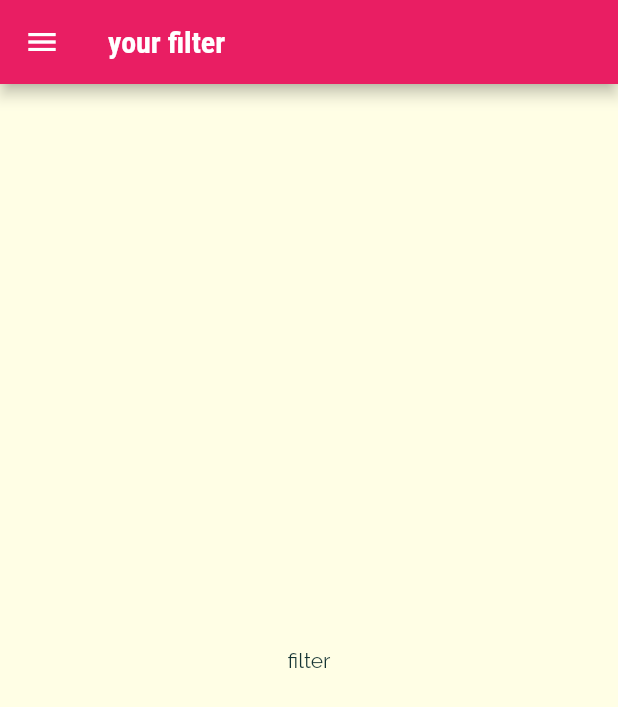
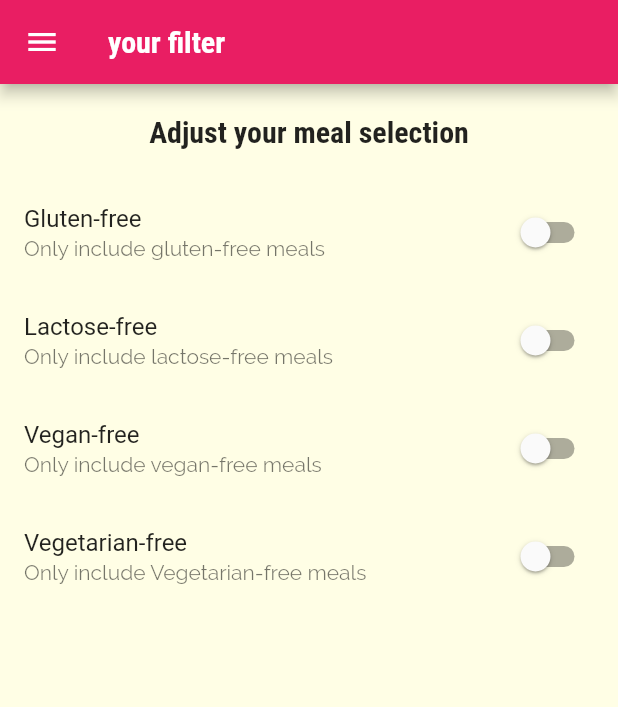
Before and after one commit to prasetion/meals_app, a Flutter app: the FiltersScreen screen opened by its route, on a phone screen of 412 x 824 dp. Shown: the top 707 px of the screen. Run offline on Flutter 3.47's test engine with Material 2 defaults, Android fonts, the phone set to English and light mode, and no system bars.

Commit message:
filter screen

```diff
--- a/lib/screens/filters_screen.dart
+++ b/lib/screens/filters_screen.dart
@@ -9,6 +9,21 @@ class FiltersScreen extends StatefulWidget {
 }
 
 class _FiltersScreenState extends State<FiltersScreen> {
+  bool _glutenFree = false;
+  bool _vegetarian = false;
+  bool _vegan = false;
+  bool _lactoseFree = false;
+
+  Widget _buildSwitchListTile(String title, String desc, bool currentValue,
+      Function(bool) updateValue) {
+    return SwitchListTile(
+      title: Text(title),
+      value: currentValue,
+      subtitle: Text(desc),
+      onChanged: updateValue,
+    );
+  }
+
   @override
   Widget build(BuildContext context) {
     return Scaffold(
@@ -16,8 +31,62 @@ class _FiltersScreenState extends State<FiltersScreen> {
         title: Text("your filter"),
       ),
       drawer: MainDrawer(),
-      body: Center(
-        child: Text("filter"),
+      body: Column(
+        children: [
+          Container(
+            padding: EdgeInsets.all(20),
+            child: Text(
+              "Adjust your meal selection",
+              style: Theme.of(context).textTheme.headline6,
+            ),
+          ),
+          Expanded(
+            child: ListView(
+              children: [
+                _buildSwitchListTile(
+                  "Gluten-free",
+                  "Only include gluten-free meals",
+                  _glutenFree,
+                  (val) {
+                    setState(() {
+                      _glutenFree = val;
+                    });
+                  },
+                ),
+                _buildSwitchListTile(
+                  "Lactose-free",
+                  "Only include lactose-free meals",
+                  _lactoseFree,
+                  (val) {
+                    setState(() {
+                      _lactoseFree = val;
+                    });
+                  },
+                ),
+                _buildSwitchListTile(
+                  "Vegan-free",
+                  "Only include vegan-free meals",
+                  _vegan,
+                  (val) {
+                    setState(() {
+                      _vegan = val;
+                    });
+                  },
+                ),
+                _buildSwitchListTile(
+                  "Vegetarian-free",
+                  "Only include Vegetarian-free meals",
+                  _vegetarian,
+                  (val) {
+                    setState(() {
+                      _vegetarian = val;
+                    });
+                  },
+                ),
+              ],
+            ),
+          )
+        ],
       ),
     );
   }
```
